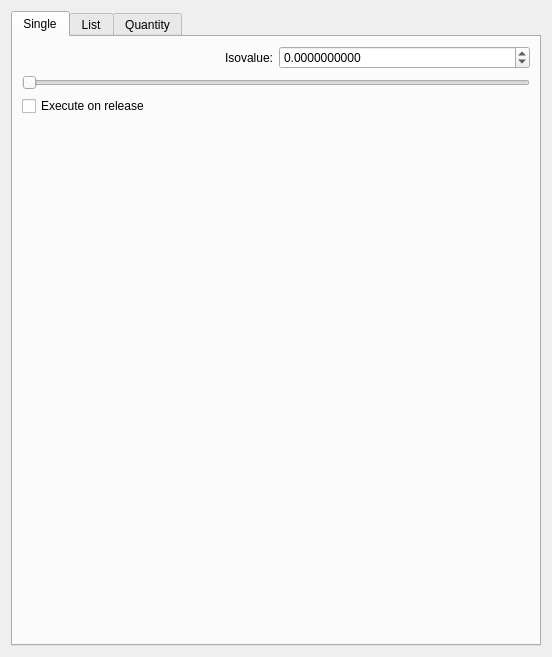
Before: the Qt Designer form src/Interface/Modules/Fields/ExtractSimpleIsosurface.ui in SCIInstitute/SCIRun, drawn with Qt 5.
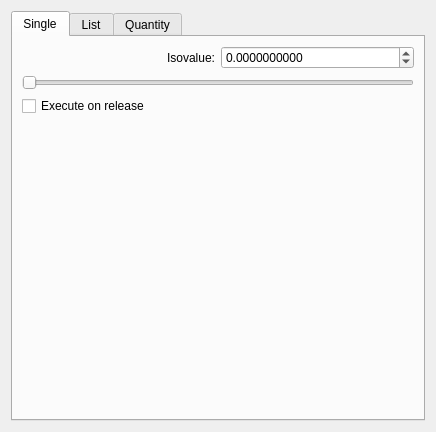
After: the same form once the commit is applied.

Commit message: Adjust size for mac

What changed in the file:
```diff
--- a/src/Interface/Modules/Fields/ExtractSimpleIsosurface.ui
+++ b/src/Interface/Modules/Fields/ExtractSimpleIsosurface.ui
@@ -6,8 +6,8 @@
    <rect>
     <x>0</x>
     <y>0</y>
-    <width>552</width>
-    <height>657</height>
+    <width>436</width>
+    <height>432</height>
    </rect>
   </property>
   <property name="sizePolicy">
@@ -18,8 +18,8 @@
   </property>
   <property name="minimumSize">
    <size>
-    <width>552</width>
-    <height>657</height>
+    <width>436</width>
+    <height>432</height>
    </size>
   </property>
   <property name="windowTitle">
```
